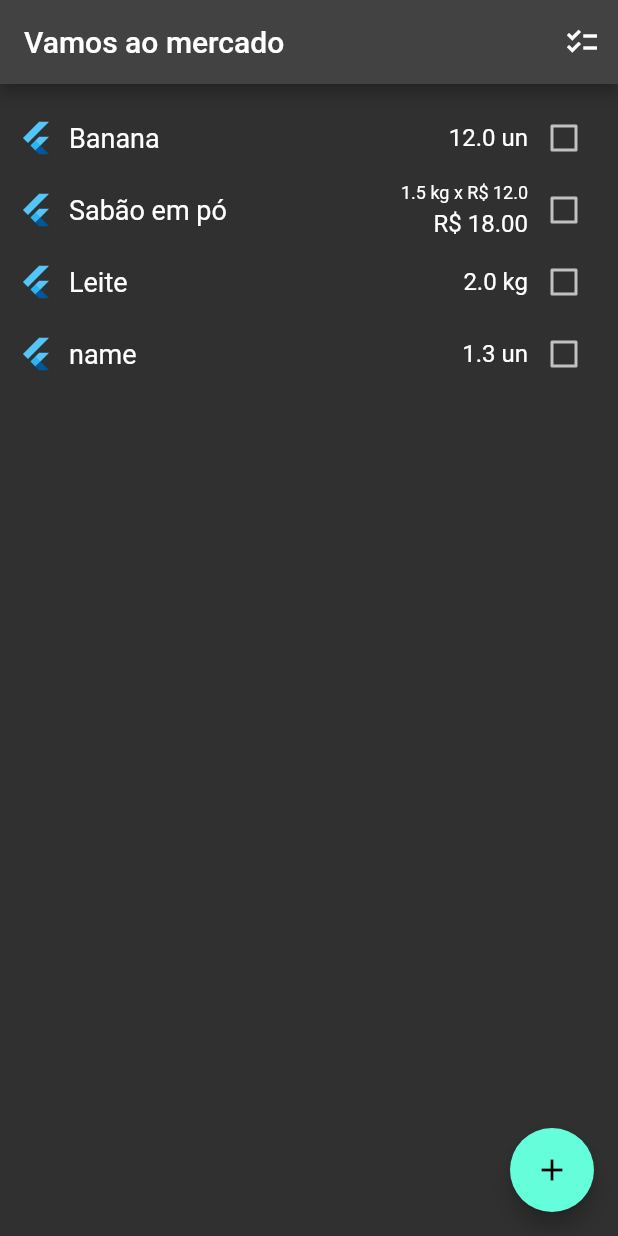
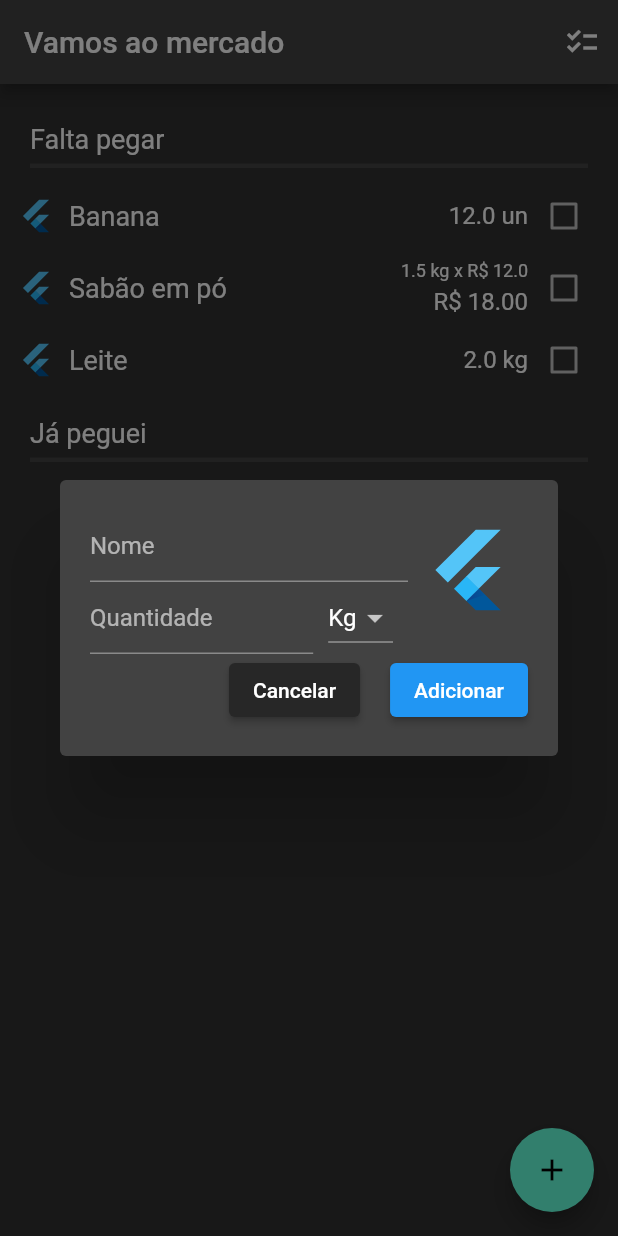
Before and after one commit to zehpatricio/vamos-mercado, a Flutter app: the screen it shows after launch, after a tap on the "add" icon, on a phone screen of 412 x 824 dp. Run offline on Flutter 3.47's test engine with Material 2 defaults, Android fonts, the phone set to English and light mode, and no system bars.

Commit message:
refact shopping proccess

```diff
--- /dev/null
+++ b/lib/add_product.dart
@@ -0,0 +1,90 @@
+import 'package:flutter/material.dart';
+import 'package:vamos_mercado/product.dart';
+import 'package:vamos_mercado/dialog.dart';
+
+class AddProductWidget extends StatelessWidget {
+  void Function(Product product) addProd;
+  String? prodName;
+  String? prodQuantity;
+  String? prodMeasureUnity;
+
+  AddProductWidget(this.addProd);
+
+  @override
+  Widget build(BuildContext context) {
+    return DefaultDialog(
+      body_content: Row(
+        crossAxisAlignment: CrossAxisAlignment.start,
+        children: [
+          AddProductForm(),
+          Container(
+            padding: const EdgeInsets.all(10),
+            child: const FlutterLogo(size: 60),
+          ),
+        ],
+      ),
+    );
+  }
+}
+
+class AddProductForm extends StatelessWidget {
+  @override
+  Widget build(BuildContext context) {
+    return Flexible(
+      child: Column(
+        mainAxisAlignment: MainAxisAlignment.start,
+        children: [
+          TextField(
+            decoration: const InputDecoration(hintText: "Nome"),
+            // onChanged: (value) => prodName = value,
+          ),
+          Row(children: [
+            Flexible(
+                child: TextField(
+              decoration: const InputDecoration(hintText: "Quantidade"),
+              keyboardType: TextInputType.number,
+              // onChanged: (value) => prodQuantity = value,
+            )),
+            MeasureUnity(['Kg', 'Un', 'Lt'])
+          ]),
+        ],
+      ),
+    );
+  }
+}
+
+class MeasureUnity extends StatefulWidget {
+  List<String> items;
+
+  MeasureUnity(this.items, {Key? key}) : super(key: key);
+
+  @override
+  State<MeasureUnity> createState() => _MeasureUnityState();
+}
+
+class _MeasureUnityState extends State<MeasureUnity> {
+  String? dropdownValue;
+
+  @override
+  Widget build(BuildContext context) {
+    dropdownValue ??= widget.items.first;
+
+    return Container(
+      padding: const EdgeInsets.symmetric(horizontal: 10),
+      child: DropdownButton<String>(
+        value: dropdownValue,
+        onChanged: (String? newValue) {
+          setState(() {
+            dropdownValue = newValue!;
+          });
+        },
+        items: widget.items.map<DropdownMenuItem<String>>((String value) {
+          return DropdownMenuItem<String>(
+            value: value,
+            child: Text(value),
+          );
+        }).toList(),
+      ),
+    );
+  }
+}
--- /dev/null
+++ b/lib/buttons.dart
@@ -0,0 +1,17 @@
+import 'package:flutter/material.dart';
+
+class CancelButton extends StatelessWidget {
+  @override
+  Widget build(BuildContext context) {
+    return ElevatedButton(
+      style: ButtonStyle(
+        backgroundColor:
+            MaterialStateProperty.all(const Color.fromARGB(255, 39, 39, 39)),
+      ),
+      onPressed: () {
+        Navigator.of(context).pop();
+      },
+      child: const Text("Cancelar"),
+    );
+  }
+}
--- /dev/null
+++ b/lib/dialog.dart
@@ -0,0 +1,57 @@
+import 'package:flutter/material.dart';
+import 'package:vamos_mercado/product.dart';
+import 'package:vamos_mercado/buttons.dart';
+
+class DefaultDialog extends StatelessWidget {
+  late Widget body_content;
+
+  DefaultDialog({Key? key, required this.body_content}) : super(key: key);
+
+  @override
+  Widget build(BuildContext context) {
+    return Dialog(
+      child: Container(
+        padding: const EdgeInsets.all(20),
+        child: IntrinsicHeight(
+          child: Column(
+            children: [
+              _Body(body_content),
+              _BottomButtons(),
+            ],
+          ),
+        ),
+      ),
+    );
+  }
+}
+
+class _Body extends StatelessWidget {
+  late Widget body_content;
+
+  _Body(this.body_content);
+
+  @override
+  Widget build(BuildContext context) => IntrinsicHeight(
+        child: body_content,
+      );
+}
+
+class _BottomButtons extends StatelessWidget {
+  @override
+  Widget build(BuildContext context) {
+    return Row(
+      mainAxisAlignment: MainAxisAlignment.end,
+      children: [
+        CancelButton(),
+        Container(width: 20),
+        ElevatedButton(
+          onPressed: () {
+            // addProd(Product(prodName!, double.parse(prodQuantity!)));
+            // Navigator.of(context).pop();
+          },
+          child: const Text("Adicionar"),
+        )
+      ],
+    );
+  }
+}
--- a/lib/main.dart
+++ b/lib/main.dart
@@ -1,6 +1,7 @@
 import 'package:flutter/material.dart';
 import 'package:vamos_mercado/product.dart';
 import 'package:vamos_mercado/widgets.dart';
+import 'package:vamos_mercado/add_product.dart';
 
 void main() {
   runApp(const MyApp());
@@ -29,18 +30,17 @@ class MyHomePage extends StatefulWidget {
 }
 
 class _MyHomePageState extends State<MyHomePage> {
-  var allInCar = false;
-
-  var products = [
+  List<Product> productsOutCar = [
     Product("Banana", 12),
     Product("Sabão em pó", 1.5, unityPrice: 12, measurementUnity: "kg"),
     Product("Leite", 2, measurementUnity: "kg")
   ];
 
-  void _addItems() {
+  List<Product> productsInCar = [];
+
+  void _addProd(Product product) {
     setState(() {
-      var product = Product("name", 1.3);
-      products.add(product);
+      productsOutCar.add(product);
     });
   }
 
@@ -54,11 +54,10 @@ class _MyHomePageState extends State<MyHomePage> {
             icon: const Icon(Icons.checklist),
             tooltip: 'Remove products from car',
             onPressed: () {
-              allInCar = !allInCar;
               setState(() {
-                products.forEach((element) {
-                  element.inCar = allInCar;
-                });
+                // TODO: add confirmation dialog
+                productsOutCar.addAll(productsInCar);
+                productsInCar = [];
               });
             },
           )
@@ -69,28 +68,86 @@ class _MyHomePageState extends State<MyHomePage> {
         child: Center(
           child: ListView.builder(
             itemBuilder: (ctx, index) {
-              var prod = products[index];
+              if (index == 0) {
+                return const Subtitle("Falta pegar");
+              }
+
+              index = index - 1;
+
+              if (index == productsOutCar.length) {
+                return const Subtitle("Já peguei");
+              }
+
+              late var prod;
+
+              if (index < (productsOutCar.length)) {
+                prod = productsOutCar[index];
+                prod.inCar = false;
+              } else {
+                index = index - (productsOutCar.length + 1);
+                prod = productsInCar[index];
+                prod.inCar = true;
+              }
 
               return ProductWidget(
                 prod,
                 (inCar) {
                   setState(() {
                     prod.inCar = inCar!;
-                    products.remove(prod);
-                    products.add(prod);
+                    if (prod.inCar) {
+                      productsOutCar.remove(prod);
+                      productsInCar.add(prod);
+                    } else {
+                      productsInCar.remove(prod);
+                      productsOutCar.add(prod);
+                    }
                   });
                 },
               );
             },
-            itemCount: products.length,
+            itemCount: productsOutCar.length + productsInCar.length + 2,
           ),
         ),
       ),
       floatingActionButton: FloatingActionButton(
-        onPressed: _addItems,
+        onPressed: () {
+          showGeneralDialog(
+              context: context,
+              pageBuilder: (context, animation, secondaryAnimation) {
+                return AddProductWidget(_addProd);
+              });
+        },
         tooltip: 'Add',
         child: const Icon(Icons.add),
       ),
     );
   }
 }
+
+class Subtitle extends StatelessWidget {
+  final String text;
+
+  const Subtitle(this.text);
+
+  @override
+  Widget build(BuildContext context) {
+    return Container(
+      padding: const EdgeInsets.all(8),
+      child: Column(
+        crossAxisAlignment: CrossAxisAlignment.start,
+        children: [
+          Container(height: 6),
+          Text(
+            text,
+            style: const TextStyle(fontSize: 18),
+          ),
+          Container(height: 6),
+          Container(
+            height: 3,
+            color: Theme.of(context).bottomAppBarColor,
+          )
+        ],
+      ),
+    );
+  }
+}
--- a/lib/widgets.dart
+++ b/lib/widgets.dart
@@ -1,4 +1,5 @@
-import 'package:flutter/cupertino.dart';
+// ignore_for_file: use_key_in_widget_constructors
+
 import 'package:flutter/material.dart';
 import 'package:vamos_mercado/product.dart';
 
```
Also changed, not shown: pubspec.lock, 4 other files.
